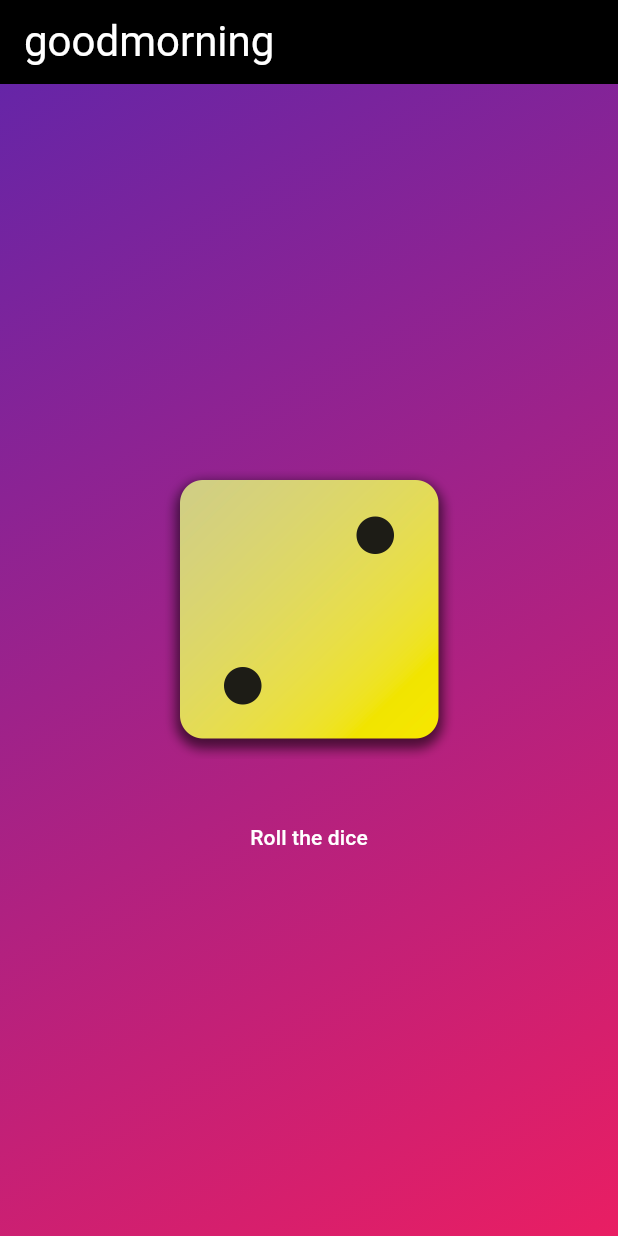
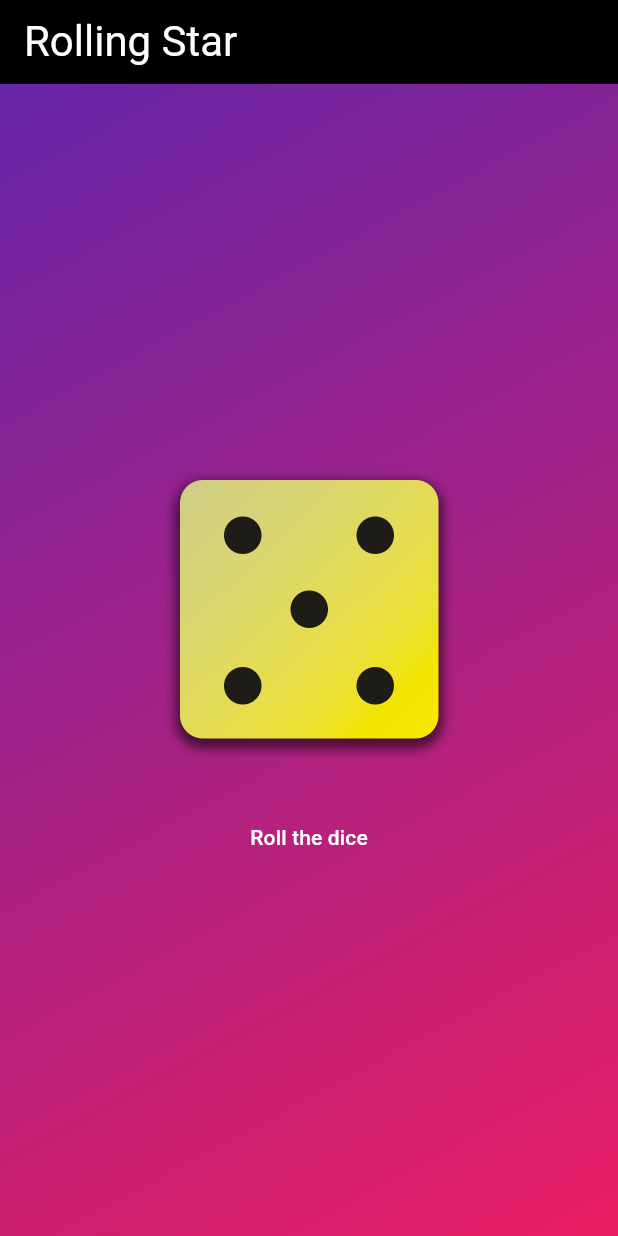
Before and after one commit to ranvirpawar/flutter, a Flutter app: the screen it shows after launch, after a tap on "Roll the dice", on a phone screen of 412 x 824 dp. Run offline on Flutter 3.47's test engine with Material 3 defaults, Android fonts, the phone set to English and light mode, and no system bars.

Commit message:
DiceRoller using setState()

```diff
--- /dev/null
+++ b/lib/components/diceRoller.dart
@@ -0,0 +1,63 @@
+import 'package:flutter/material.dart';
+import 'dart:math';
+
+class DiceRoller extends StatefulWidget {
+  const DiceRoller({super.key});
+  @override
+  State<DiceRoller> createState() {
+    return _DiceRollerState();
+  }
+}
+
+class _DiceRollerState extends State<DiceRoller> {
+  var activeDiceImage = 'assets/images/dice-5.png';
+
+  void rollDice() {
+    setState(() {
+      var random = Random().nextInt(6) + 1;
+      switch (random) {
+        case 1:
+          activeDiceImage = 'assets/images/dice-1.png';
+          break;
+        case 2:
+          activeDiceImage = 'assets/images/dice-2.png';
+          break;
+        case 3:
+          activeDiceImage = 'assets/images/dice-3.png';
+          break;
+        case 4:
+          activeDiceImage = 'assets/images/dice-4.png';
+          break;
+        case 5:
+          activeDiceImage = 'assets/images/dice-5.png';
+          break;
+        case 6:
+          activeDiceImage = 'assets/images/dice-6.png';
+          break;
+      }
+    });
+  }
+
+  @override
+  Widget build(context) {
+    return Column(
+      mainAxisSize: MainAxisSize.min,
+      children: [
+        Image.asset(
+          activeDiceImage,
+          width: 200,
+          height: 200,
+        ),
+        const SizedBox(height: 20),
+        TextButton(
+          onPressed: rollDice,
+          style: TextButton.styleFrom(
+            padding: const EdgeInsets.only(top: 16.0),
+            foregroundColor: Colors.white,
+          ),
+          child: const Text('Roll the dice'),
+        ),
+      ],
+    );
+  }
+}
--- a/lib/components/gradientContainer.dart
+++ b/lib/components/gradientContainer.dart
@@ -1,39 +1,27 @@
 import 'package:flutter/material.dart';
-import 'package:max/components/styleText.dart';
+
+import 'package:max/components/diceRoller.dart';
 
 class GradientContainer extends StatelessWidget {
   const GradientContainer(this.color1, this.color2, {super.key});
   final Color color1;
   final Color color2;
 
-  void rollDice() {}
-
   @override
   Widget build(context) {
     return Container(
       decoration: BoxDecoration(
         gradient: LinearGradient(
-          colors: [color1, color2],
+          colors: [
+            color1,
+            color2,
+          ],
           begin: Alignment.topLeft,
           end: Alignment.bottomRight,
         ),
       ),
-      child: Center(
-        child: Column(
-          mainAxisSize: MainAxisSize.min,
-          children: [
-            Image.asset('assets/images/dice-2.png', width: 200, height: 200),
-            const SizedBox(height: 20),
-            TextButton(
-              onPressed: rollDice,
-              style: TextButton.styleFrom(
-                padding: const EdgeInsets.only(top: 16.0),
-                foregroundColor: Colors.white,
-              ),
-              child: const Text('Roll the dice'),
-            ),
-          ],
-        ),
+      child: const Center(
+      child: DiceRoller(),
       ),
     );
   }
--- a/lib/main.dart
+++ b/lib/main.dart
@@ -11,15 +11,18 @@ void main() {
           title: const Row(
             children: [
               StyledText(
-                'goodmorning',
+                'Rolling Star',
               ),
             ],
             crossAxisAlignment: CrossAxisAlignment.center,
           ),
-          shadowColor: Color.fromARGB(23, 23, 233, 323),
+          shadowColor: const Color.fromARGB(23, 23, 233, 323),
           backgroundColor: Colors.black,
         ),
-        body: GradientContainer(Color.fromARGB(255, 102, 37, 167), Colors.pink),
+        body: GradientContainer(
+          const Color.fromARGB(255, 102, 37, 167),
+          Colors.pink,
+        ),
       ),
     ),
   );
```
